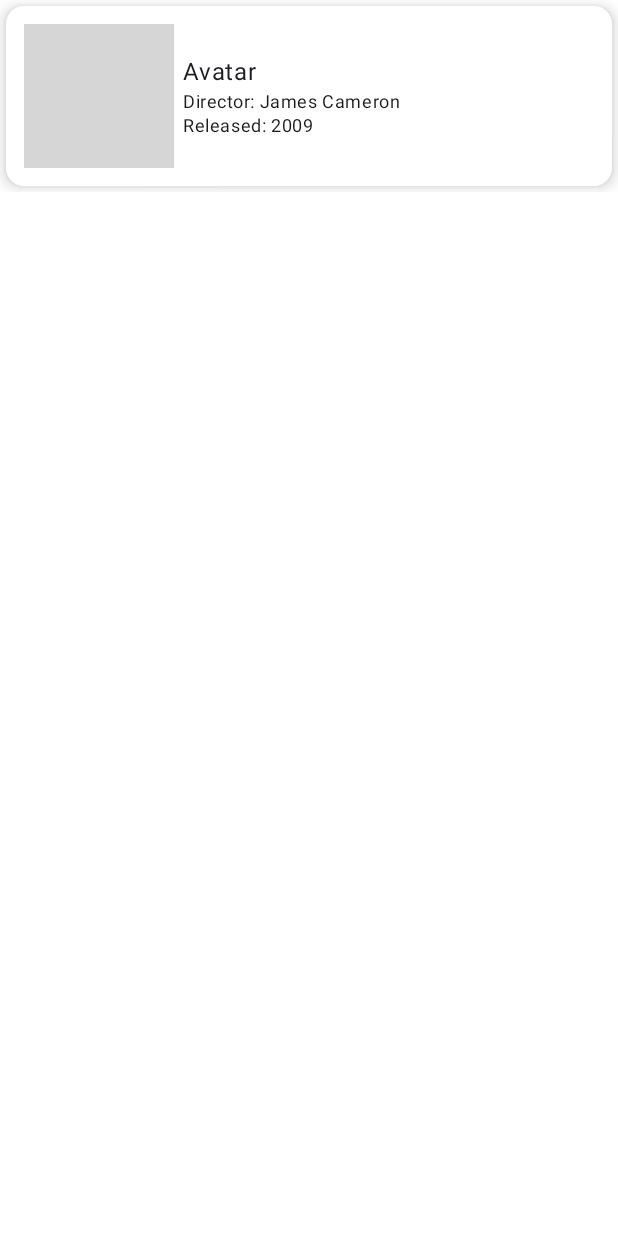
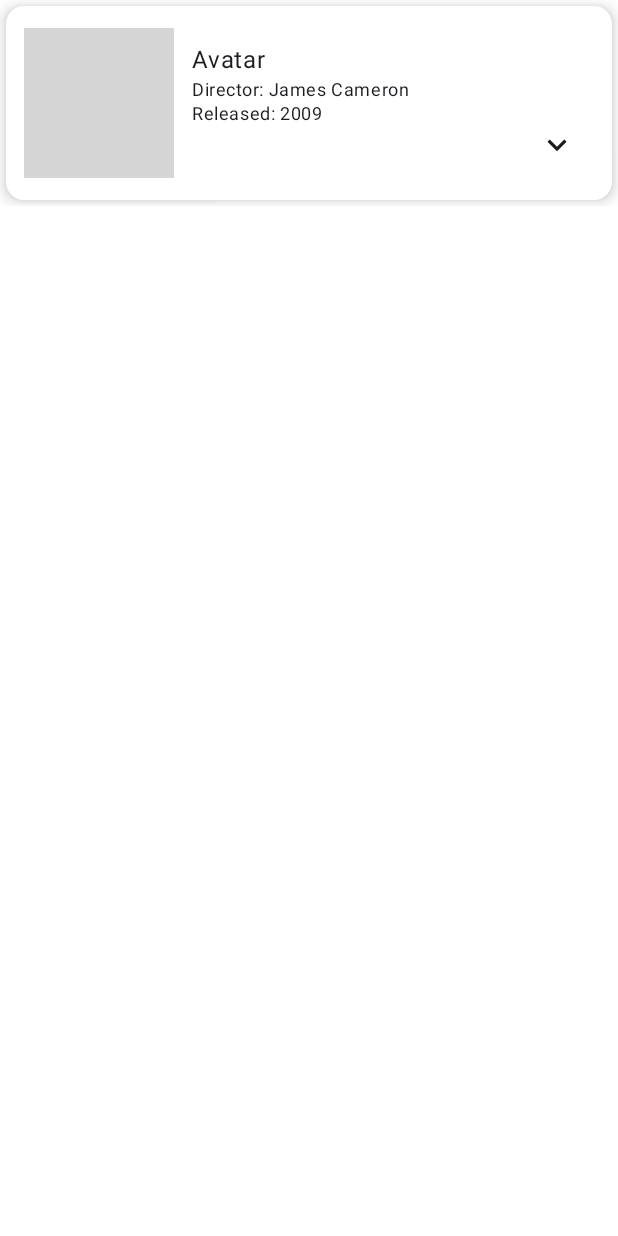
Before and after one commit to informramiz/ComposeMoviesApp, an Android app built with Jetpack Compose: the @Preview function DefaultPreview, on a phone screen of 412 x 824 dp. Run offline under Robolectric (Android 15) with nearby library versions, the phone set to English and light mode, and no system bars; pictures from the network do not load; grey boxes are pictures that could not be loaded.

Commit message:
feat: Make card expandable with more data

```diff
--- a/app/src/main/java/com/example/composemoviesapp/ui/widgets/Widgets.kt
+++ b/app/src/main/java/com/example/composemoviesapp/ui/widgets/Widgets.kt
@@ -1,5 +1,6 @@
 package com.example.composemoviesapp.ui.widgets
 
+import androidx.compose.animation.AnimatedVisibility
 import androidx.compose.foundation.clickable
 import androidx.compose.foundation.layout.Arrangement
 import androidx.compose.foundation.layout.Column
@@ -8,17 +9,24 @@ import androidx.compose.foundation.layout.fillMaxWidth
 import androidx.compose.foundation.layout.height
 import androidx.compose.foundation.layout.padding
 import androidx.compose.foundation.layout.size
+import androidx.compose.foundation.layout.wrapContentHeight
 import androidx.compose.foundation.shape.CircleShape
 import androidx.compose.foundation.shape.RoundedCornerShape
 import androidx.compose.material.icons.Icons
 import androidx.compose.material.icons.filled.AccountBox
+import androidx.compose.material.icons.filled.ArrowDownward
 import androidx.compose.material.icons.filled.Image
+import androidx.compose.material.icons.filled.KeyboardArrowDown
+import androidx.compose.material.icons.filled.KeyboardArrowUp
 import androidx.compose.material3.Card
 import androidx.compose.material3.CardDefaults
+import androidx.compose.material3.Divider
 import androidx.compose.material3.Icon
 import androidx.compose.material3.MaterialTheme
 import androidx.compose.material3.Text
 import androidx.compose.runtime.Composable
+import androidx.compose.runtime.mutableStateOf
+import androidx.compose.runtime.remember
 import androidx.compose.ui.Alignment
 import androidx.compose.ui.Modifier
 import androidx.compose.ui.draw.clip
@@ -38,11 +46,15 @@ import com.example.composemoviesapp.data.model.Movie
 
 @Composable
 fun MovieRow(movie: Movie, onItemClick: (String) -> Unit) {
+    val expandedState = remember {
+        mutableStateOf(false)
+    }
+
     Card(
         modifier = Modifier
             .padding(4.dp)
             .fillMaxWidth()
-            .height(120.dp)
+            .wrapContentHeight()
             .clickable { onItemClick(movie.id) },
         shape = RoundedCornerShape(12.dp),
         elevation = CardDefaults.cardElevation(defaultElevation = 6.dp),
@@ -67,7 +79,9 @@ fun MovieRow(movie: Movie, onItemClick: (String) -> Unit) {
             )
 
             Column(
-                modifier = Modifier.padding(6.dp)
+                modifier = Modifier
+                    .padding(12.dp)
+                    .fillMaxWidth()
             ) {
                 Text(
                     text = movie.title,
@@ -83,6 +97,44 @@ fun MovieRow(movie: Movie, onItemClick: (String) -> Unit) {
                     text = "Released: ${movie.year}",
                     style = MaterialTheme.typography.bodySmall
                 )
+
+                AnimatedVisibility(visible = expandedState.value) {
+                    Column {
+                        Divider()
+                        Text(
+                            modifier = Modifier.padding(top = 4.dp),
+                            text = "Plot: ${movie.plot}",
+                            style = MaterialTheme.typography.bodySmall
+                        )
+
+                        Text(
+                            modifier = Modifier.padding(top = 4.dp),
+                            text = "Actors: ${movie.actors}",
+                            style = MaterialTheme.typography.bodySmall
+                        )
+
+                        Text(
+                            modifier = Modifier.padding(top = 4.dp),
+                            text = "Rating: ${movie.rating}",
+                            style = MaterialTheme.typography.bodySmall
+                        )
+                    }
+                }
+
+                Icon(
+                    modifier = Modifier
+                        .size(25.dp)
+                        .align(Alignment.End)
+                        .clickable {
+                            expandedState.value = !expandedState.value
+                        },
+                    imageVector = if (expandedState.value) {
+                        Icons.Default.KeyboardArrowUp
+                    } else {
+                        Icons.Default.KeyboardArrowDown
+                    },
+                    contentDescription = "Down arrow"
+                )
             }
         }
     }
```
